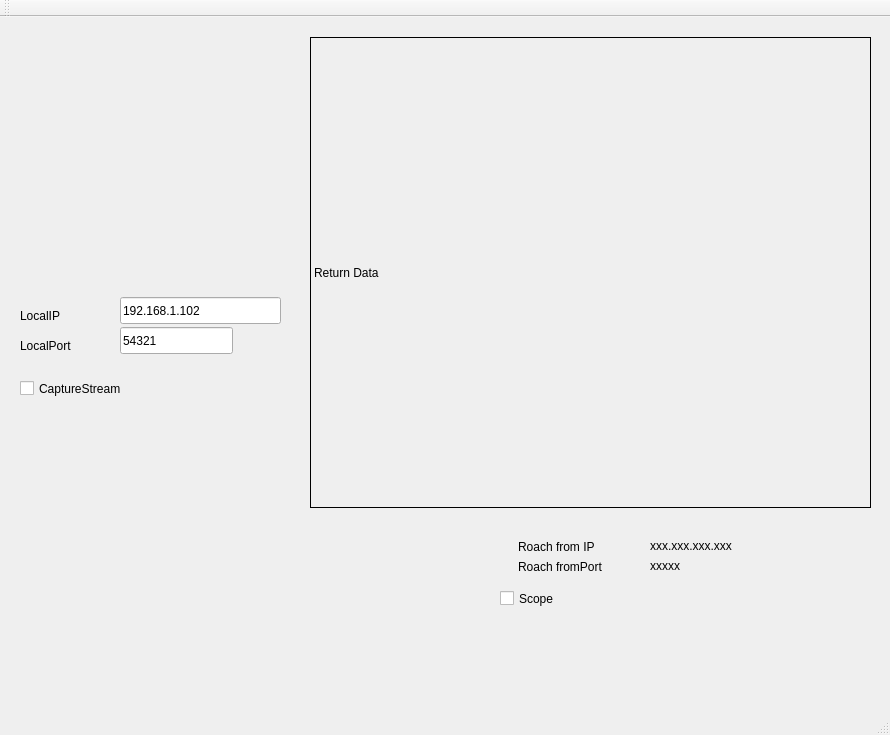
The window that Roach2DevelopmentTree/QT/readRoachStream/mainwindow.ui (APSDetectors/RoachFirmPy) describes before a commit, drawn with Qt 5.
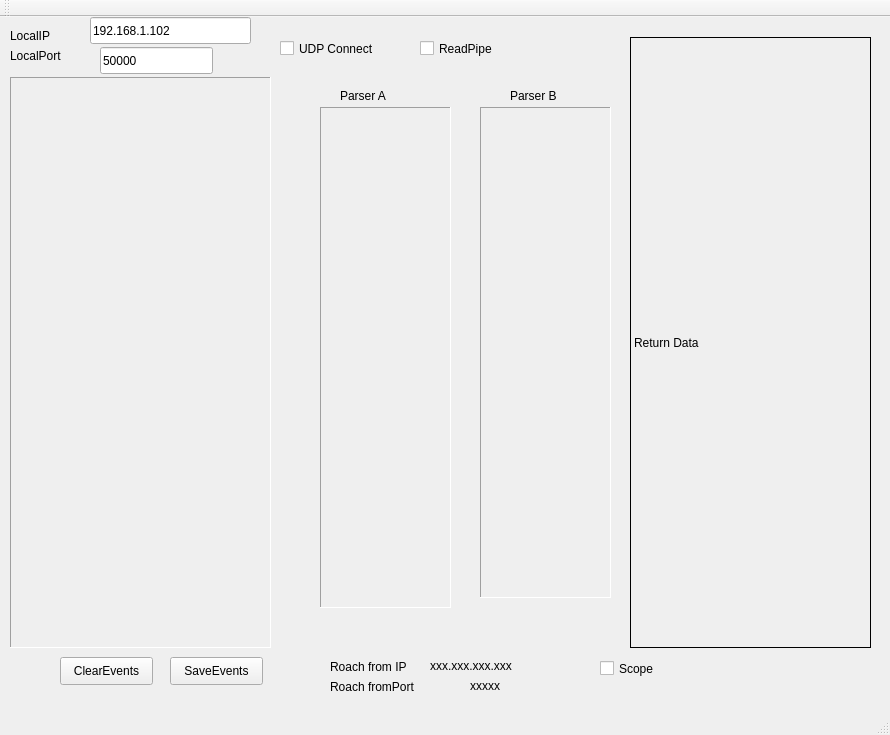
The same window after the commit.

Commit message: added newest stuff from roach dev tree. attemp to not commit svn... confused..., add qdrdac with newest FIFOs, and sync ckt. add FW for fluxrampdemod sim only. add newest 10GB enet capture QT software

What changed in the file:
```diff
--- a/Roach2DevelopmentTree/QT/readRoachStream/mainwindow.ui
+++ b/Roach2DevelopmentTree/QT/readRoachStream/mainwindow.ui
@@ -17,8 +17,8 @@
    <widget class="QLineEdit" name="lineEdit_destIP">
     <property name="geometry">
      <rect>
-      <x>120</x>
-      <y>280</y>
+      <x>90</x>
+      <y>0</y>
       <width>161</width>
       <height>27</height>
      </rect>
@@ -30,8 +30,8 @@
    <widget class="QLabel" name="label_2">
     <property name="geometry">
      <rect>
-      <x>20</x>
-      <y>290</y>
+      <x>10</x>
+      <y>10</y>
       <width>69</width>
       <height>17</height>
      </rect>
@@ -43,21 +43,21 @@
    <widget class="QLineEdit" name="lineEdit_destPort">
     <property name="geometry">
      <rect>
-      <x>120</x>
-      <y>310</y>
+      <x>100</x>
+      <y>30</y>
       <width>113</width>
       <height>27</height>
      </rect>
     </property>
     <property name="text">
-     <string>54321</string>
+     <string>50000</string>
     </property>
    </widget>
    <widget class="QLabel" name="label_3">
     <property name="geometry">
      <rect>
-      <x>20</x>
-      <y>320</y>
+      <x>10</x>
+      <y>30</y>
       <width>69</width>
       <height>17</height>
      </rect>
@@ -69,23 +69,23 @@
    <widget class="QCheckBox" name="checkBox_streamUDP">
     <property name="geometry">
      <rect>
-      <x>20</x>
-      <y>360</y>
+      <x>280</x>
+      <y>20</y>
       <width>131</width>
       <height>23</height>
      </rect>
     </property>
     <property name="text">
-     <string>CaptureStream</string>
+     <string>UDP Connect</string>
     </property>
    </widget>
    <widget class="QLabel" name="label_RcvData">
     <property name="geometry">
      <rect>
-      <x>310</x>
+      <x>630</x>
       <y>20</y>
-      <width>561</width>
-      <height>471</height>
+      <width>241</width>
+      <height>611</height>
      </rect>
     </property>
     <property name="autoFillBackground">
@@ -101,8 +101,8 @@
    <widget class="QLabel" name="label_6">
     <property name="geometry">
      <rect>
-      <x>518</x>
-      <y>520</y>
+      <x>330</x>
+      <y>640</y>
       <width>111</width>
       <height>20</height>
      </rect>
@@ -114,8 +114,8 @@
    <widget class="QLabel" name="label_rcvFromIP">
     <property name="geometry">
      <rect>
-      <x>650</x>
-      <y>520</y>
+      <x>430</x>
+      <y>640</y>
       <width>141</width>
       <height>17</height>
      </rect>
@@ -127,8 +127,8 @@
    <widget class="QLabel" name="label_7">
     <property name="geometry">
      <rect>
-      <x>518</x>
-      <y>540</y>
+      <x>330</x>
+      <y>660</y>
       <width>111</width>
       <height>20</height>
      </rect>
@@ -140,8 +140,8 @@
    <widget class="QLabel" name="label_rcvFromPort">
     <property name="geometry">
      <rect>
-      <x>650</x>
-      <y>540</y>
+      <x>470</x>
+      <y>660</y>
       <width>69</width>
       <height>17</height>
      </rect>
@@ -153,8 +153,8 @@
    <widget class="QCheckBox" name="checkBox_scopeOpen">
     <property name="geometry">
      <rect>
-      <x>500</x>
-      <y>570</y>
+      <x>600</x>
+      <y>640</y>
       <width>96</width>
       <height>23</height>
      </rect>
@@ -163,6 +163,128 @@
      <string>Scope</string>
     </property>
    </widget>
+   <widget class="QLabel" name="label">
+    <property name="geometry">
+     <rect>
+      <x>340</x>
+      <y>70</y>
+      <width>67</width>
+      <height>17</height>
+     </rect>
+    </property>
+    <property name="text">
+     <string>Parser A</string>
+    </property>
+   </widget>
+   <widget class="QLabel" name="label_4">
+    <property name="geometry">
+     <rect>
+      <x>510</x>
+      <y>70</y>
+      <width>67</width>
+      <height>17</height>
+     </rect>
+    </property>
+    <property name="text">
+     <string>Parser B</string>
+    </property>
+   </widget>
+   <widget class="QLabel" name="label_parserA">
+    <property name="geometry">
+     <rect>
+      <x>320</x>
+      <y>90</y>
+      <width>131</width>
+      <height>501</height>
+     </rect>
+    </property>
+    <property name="frameShape">
+     <enum>QFrame::Panel</enum>
+    </property>
+    <property name="frameShadow">
+     <enum>QFrame::Sunken</enum>
+    </property>
+    <property name="text">
+     <string/>
+    </property>
+   </widget>
+   <widget class="QLabel" name="label_parserB">
+    <property name="geometry">
+     <rect>
+      <x>480</x>
+      <y>90</y>
+      <width>131</width>
+      <height>491</height>
+     </rect>
+    </property>
+    <property name="frameShape">
+     <enum>QFrame::Panel</enum>
+    </property>
+    <property name="frameShadow">
+     <enum>QFrame::Sunken</enum>
+    </property>
+    <property name="text">
+     <string/>
+    </property>
+   </widget>
+   <widget class="QLabel" name="label_udpStat">
+    <property name="geometry">
+     <rect>
+      <x>10</x>
+      <y>60</y>
+      <width>261</width>
+      <height>571</height>
+     </rect>
+    </property>
+    <property name="frameShape">
+     <enum>QFrame::Panel</enum>
+    </property>
+    <property name="frameShadow">
+     <enum>QFrame::Sunken</enum>
+    </property>
+    <property name="text">
+     <string/>
+    </property>
+   </widget>
+   <widget class="QPushButton" name="pushButton_clearEvents">
+    <property name="geometry">
+     <rect>
+      <x>60</x>
+      <y>640</y>
+      <width>93</width>
+      <height>28</height>
+     </rect>
+    </property>
+    <property name="text">
+     <string>ClearEvents</string>
+    </property>
+   </widget>
+   <widget class="QPushButton" name="pushButton_saveEvents">
+    <property name="geometry">
+     <rect>
+      <x>170</x>
+      <y>640</y>
+      <width>93</width>
+      <height>28</height>
+     </rect>
+    </property>
+    <property name="text">
+     <string>SaveEvents</string>
+    </property>
+   </widget>
+   <widget class="QCheckBox" name="checkBox_readpipe">
+    <property name="geometry">
+     <rect>
+      <x>420</x>
+      <y>20</y>
+      <width>131</width>
+      <height>23</height>
+     </rect>
+    </property>
+    <property name="text">
+     <string>ReadPipe</string>
+    </property>
+   </widget>
   </widget>
   <widget class="QMenuBar" name="menuBar">
    <property name="geometry">
```
The commit also changes 208 other files.
